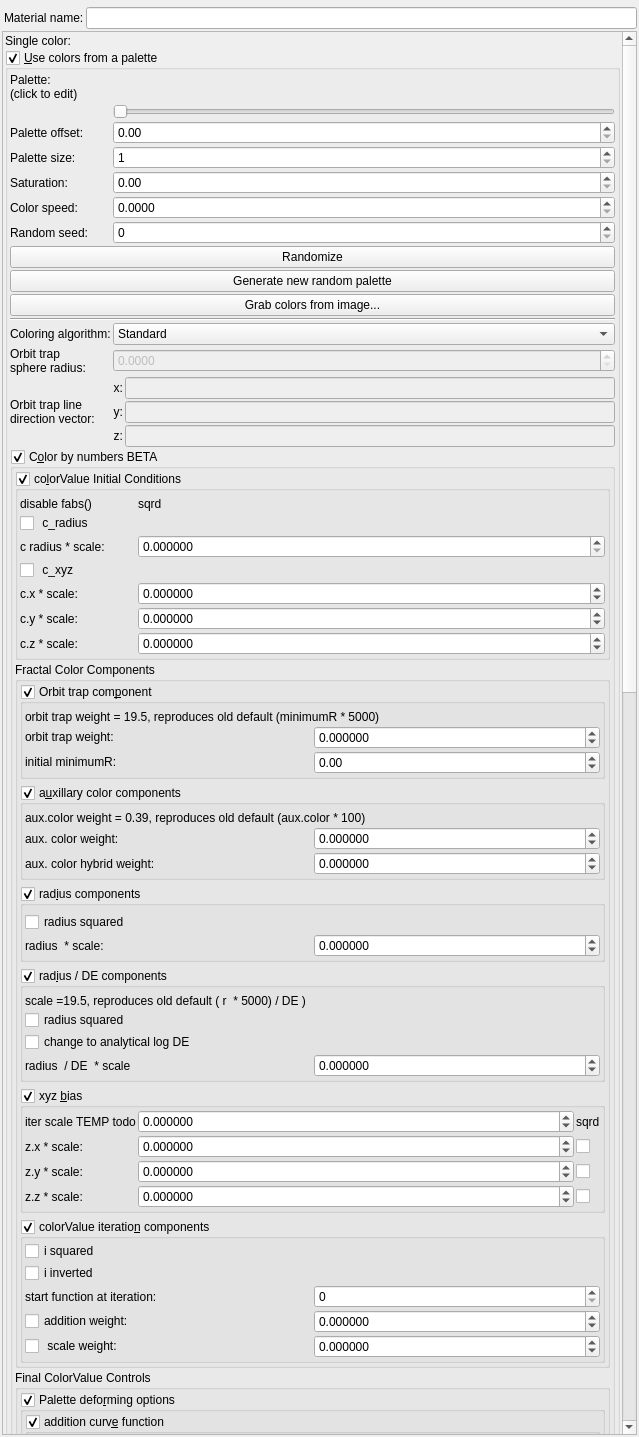
Qt form mandelbulber2/qt/material_editor.ui (buddhi1980/mandelbulber2) before a commit.
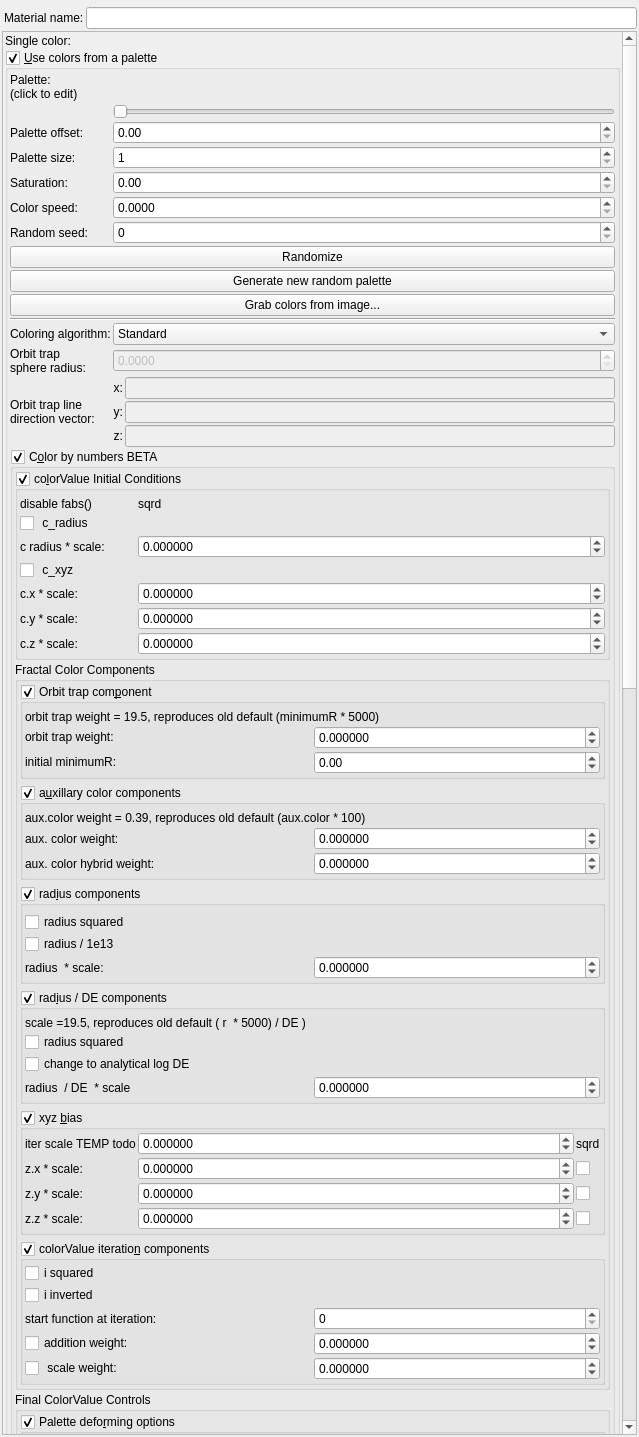
The same form after that commit. Icons and pictures are not drawn. Custom widgets are drawn as their Qt base class.

The edit to the form file:
```diff
--- a/mandelbulber2/qt/material_editor.ui
+++ b/mandelbulber2/qt/material_editor.ui
@@ -81,9 +81,9 @@
       <property name="geometry">
        <rect>
         <x>0</x>
-        <y>0</y>
+        <y>-1020</y>
         <width>619</width>
-        <height>3416</height>
+        <height>3441</height>
        </rect>
       </property>
       <layout class="QVBoxLayout" name="verticalLayout_2">
@@ -708,7 +708,7 @@
                      <number>6</number>
                     </property>
                     <property name="minimum">
-                     <double>0.000000000000000</double>
+                     <double>-9999.999900000000707</double>
                     </property>
                     <property name="maximum">
                      <double>9999.999900000000707</double>
@@ -1164,7 +1164,7 @@
                   <property name="checkable">
                    <bool>true</bool>
                   </property>
-                  <layout class="QVBoxLayout" name="verticalLayout_35" stretch="0,0">
+                  <layout class="QVBoxLayout" name="verticalLayout_35" stretch="0,0,0">
                    <property name="spacing">
                     <number>2</number>
                    </property>
@@ -1187,6 +1187,13 @@
                      </property>
                     </widget>
                    </item>
+                   <item>
+                    <widget class="QCheckBox" name="checkBox_fractal_coloring_rad_div_1e13_false">
+                     <property name="text">
+                      <string notr="true">radius / 1e13</string>
+                     </property>
+                    </widget>
+                   </item>
                    <item>
                     <layout class="QGridLayout" name="gridLayout_18" columnstretch="0,0">
                      <property name="spacing">
```
Left out of the diff: 14 changed lines with no effect on the pictures.
